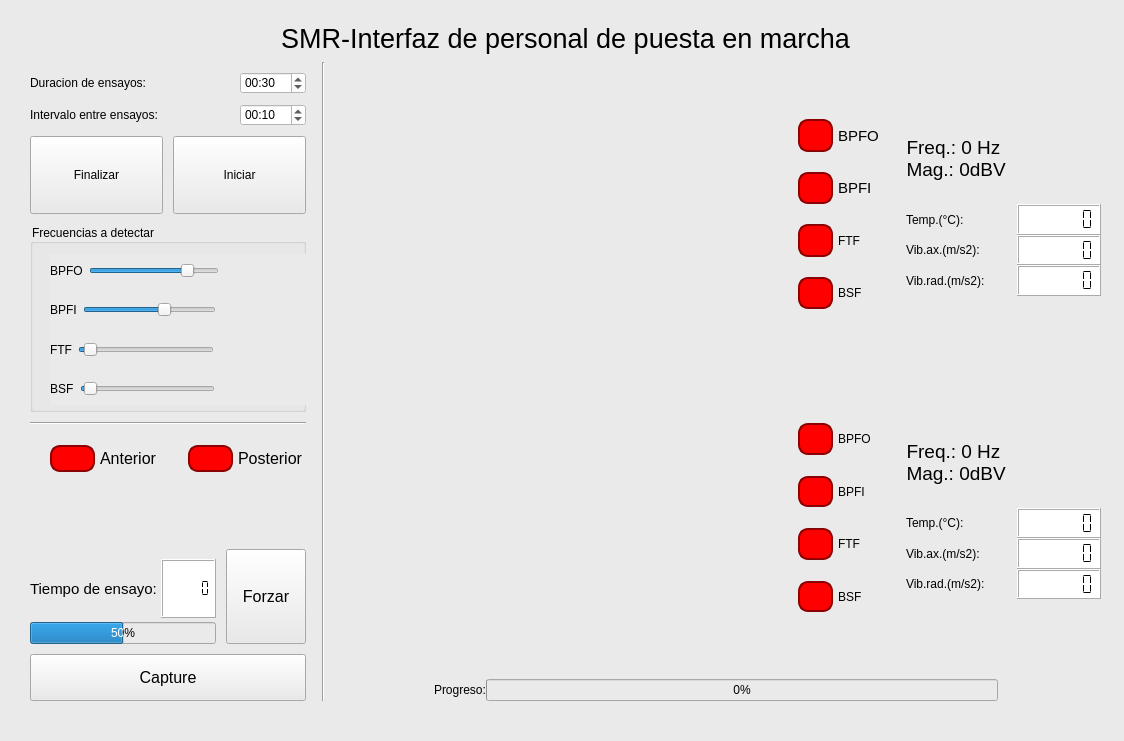
Qt form ProyectoSMR-Test/Interfaz_usuario_v2/menu_v2.ui (nvargas24/Sistema_medicion_de_rodamientos-SMR) before a commit.
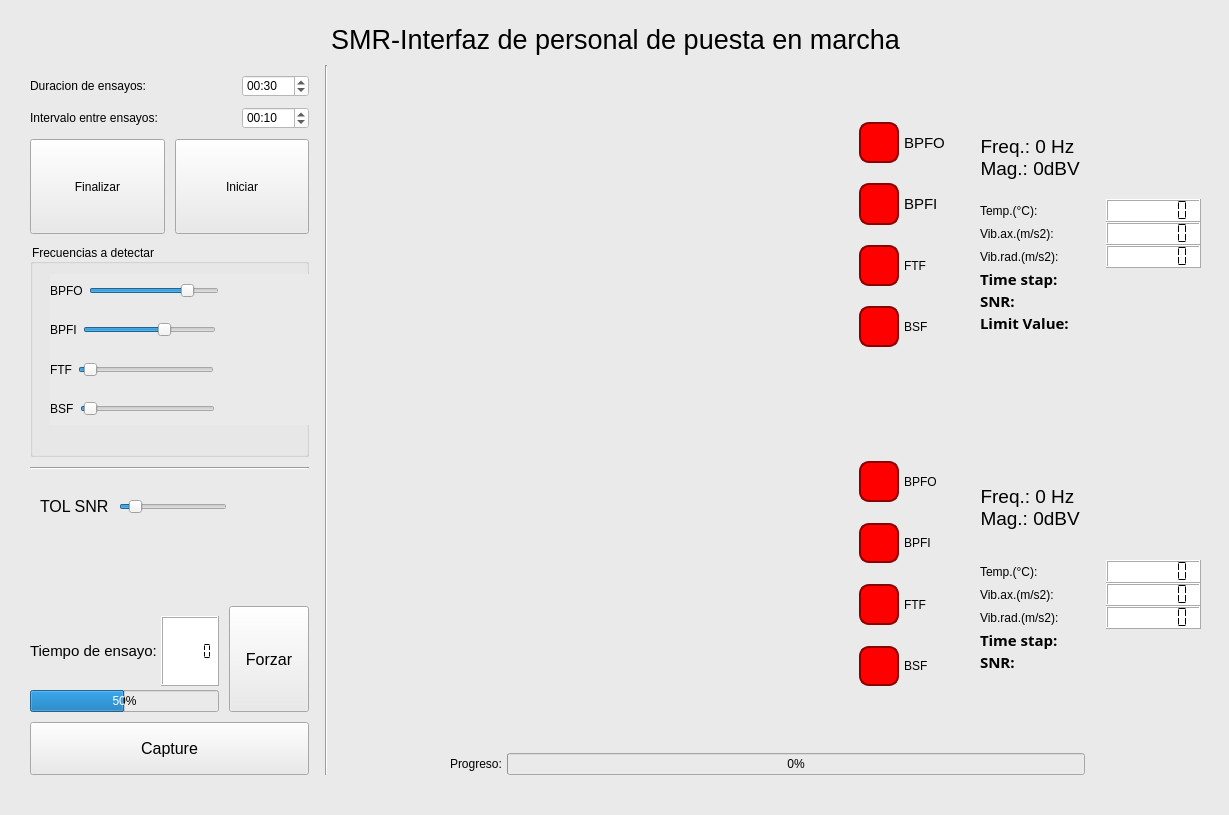
The same form after that commit.

Commit message: agrego labels snr para test

```diff
--- a/ProyectoSMR-Test/Interfaz_usuario_v2/menu_v2.ui
+++ b/ProyectoSMR-Test/Interfaz_usuario_v2/menu_v2.ui
@@ -6,8 +6,8 @@
    <rect>
     <x>0</x>
     <y>0</y>
-    <width>1124</width>
-    <height>741</height>
+    <width>1229</width>
+    <height>815</height>
    </rect>
   </property>
   <property name="windowTitle">
@@ -22,8 +22,8 @@
      <rect>
       <x>30</x>
       <y>20</y>
-      <width>1071</width>
-      <height>681</height>
+      <width>1171</width>
+      <height>755</height>
      </rect>
     </property>
     <layout class="QVBoxLayout" name="verticalLayout_9" stretch="1,18">
@@ -466,48 +466,7 @@
             <number>10</number>
            </property>
            <item>
-            <layout class="QHBoxLayout" name="status_anterior" stretch="2,3">
-             <property name="spacing">
-              <number>5</number>
-             </property>
-             <property name="leftMargin">
-              <number>10</number>
-             </property>
-             <property name="topMargin">
-              <number>10</number>
-             </property>
-             <property name="bottomMargin">
-              <number>10</number>
-             </property>
-             <item>
-              <widget class="QLabel" name="led_ant">
-               <property name="sizePolicy">
-                <sizepolicy hsizetype="Minimum" vsizetype="Preferred">
-                 <horstretch>0</horstretch>
-                 <verstretch>0</verstretch>
-                </sizepolicy>
-               </property>
-               <property name="styleSheet">
-                <string notr="true">QLabel#led_ant {
-    background-color: red;
-    border-radius: 10px;
-    border: 2px solid darkred;
-}</string>
-               </property>
-               <property name="text">
-                <string/>
-               </property>
-               <property name="scaledContents">
-                <bool>true</bool>
-               </property>
-               <property name="margin">
-                <number>0</number>
-               </property>
-               <property name="textInteractionFlags">
-                <set>Qt::TextSelectableByMouse</set>
-               </property>
-              </widget>
-             </item>
+            <layout class="QHBoxLayout" name="horizontalLayout_16" stretch="0,6,4">
              <item>
               <widget class="QLabel" name="label_16">
                <property name="font">
@@ -515,77 +474,40 @@
                  <pointsize>12</pointsize>
                 </font>
                </property>
-               <property name="layoutDirection">
-                <enum>Qt::RightToLeft</enum>
-               </property>
                <property name="text">
-                <string>Anterior</string>
-               </property>
-               <property name="alignment">
-                <set>Qt::AlignLeading|Qt::AlignLeft|Qt::AlignVCenter</set>
+                <string>TOL SNR</string>
                </property>
               </widget>
              </item>
-            </layout>
-           </item>
-           <item>
-            <layout class="QHBoxLayout" name="status_posterior" stretch="2,3">
-             <property name="spacing">
-              <number>5</number>
-             </property>
-             <property name="leftMargin">
-              <number>10</number>
-             </property>
-             <property name="topMargin">
-              <number>10</number>
-             </property>
-             <property name="rightMargin">
-              <number>0</number>
-             </property>
-             <property name="bottomMargin">
-              <number>10</number>
-             </property>
              <item>
-              <widget class="QLabel" name="led_pos">
-               <property name="sizePolicy">
-                <sizepolicy hsizetype="Minimum" vsizetype="Preferred">
-                 <horstretch>0</horstretch>
-                 <verstretch>0</verstretch>
-                </sizepolicy>
-               </property>
-               <property name="styleSheet">
-                <string notr="true">QLabel#led_pos {
-    background-color: red;
-    border-radius: 10px;
-    border: 2px solid darkred;
-}</string>
-               </property>
-               <property name="text">
-                <string/>
-               </property>
-               <property name="scaledContents">
-                <bool>true</bool>
-               </property>
-               <property name="margin">
+              <widget class="QSlider" name="slider_tol_snr">
+               <property name="minimum">
                 <number>0</number>
                </property>
-               <property name="textInteractionFlags">
-                <set>Qt::TextSelectableByMouse</set>
+               <property name="maximum">
+                <number>100</number>
+               </property>
+               <property name="singleStep">
+                <number>10</number>
+               </property>
+               <property name="pageStep">
+                <number>500</number>
+               </property>
+               <property name="value">
+                <number>10</number>
+               </property>
+               <property name="orientation">
+                <enum>Qt::Horizontal</enum>
+               </property>
+               <property name="tickInterval">
+                <number>10</number>
                </property>
               </widget>
              </item>
              <item>
-              <widget class="QLabel" name="label_17">
-               <property name="font">
-                <font>
-                 <pointsize>12</pointsize>
-                </font>
-               </property>
+              <widget class="QLabel" name="label_slider_tol_snr">
                <property name="text">
-                <string>Posterior</string>
-               </property>
-               <property name="alignment">
-                <set>Qt::AlignLeading|Qt::AlignLeft|Qt::AlignVCenter</set>
+                <string/>
                </property>
               </widget>
              </item>
@@ -1124,6 +1046,120 @@
                  </item>
                 </layout>
                </item>
+               <item>
+                <layout class="QHBoxLayout" name="horizontalLayout_27" stretch="8,6">
+                 <property name="leftMargin">
+                  <number>10</number>
+                 </property>
+                 <item>
+                  <widget class="QLabel" name="label_32">
+                   <property name="font">
+                    <font>
+                     <family>Segoe UI Semibold</family>
+                     <pointsize>11</pointsize>
+                     <weight>75</weight>
+                     <bold>true</bold>
+                    </font>
+                   </property>
+                   <property name="text">
+                    <string>Time stap:</string>
+                   </property>
+                  </widget>
+                 </item>
+                 <item>
+                  <widget class="QLabel" name="label_time_stap_ant">
+                   <property name="font">
+                    <font>
+                     <family>Segoe UI Semibold</family>
+                     <pointsize>11</pointsize>
+                     <weight>75</weight>
+                     <bold>true</bold>
+                    </font>
+                   </property>
+                   <property name="text">
+                    <string/>
+                   </property>
+                   <property name="alignment">
+                    <set>Qt::AlignCenter</set>
+                   </property>
+                  </widget>
+                 </item>
+                </layout>
+               </item>
+               <item>
+                <layout class="QHBoxLayout" name="horizontalLayout_28" stretch="8,6">
+                 <property name="leftMargin">
+                  <number>10</number>
+                 </property>
+                 <item>
+                  <widget class="QLabel" name="label_33">
+                   <property name="font">
+                    <font>
+                     <family>Segoe UI Semibold</family>
+                     <pointsize>11</pointsize>
+                     <weight>75</weight>
+                     <bold>true</bold>
+                    </font>
+                   </property>
+                   <property name="text">
+                    <string>SNR:</string>
+                   </property>
+                  </widget>
+                 </item>
+                 <item>
+                  <widget class="QLabel" name="label_snr_ant">
+                   <property name="font">
+                    <font>
+                     <family>Segoe UI Semibold</family>
+                     <pointsize>11</pointsize>
+                     <weight>75</weight>
+                     <bold>true</bold>
+                    </font>
+                   </property>
+                   <property name="text">
+                    <string/>
+                   </property>
+                  </widget>
+                 </item>
+                </layout>
+               </item>
+               <item>
+                <layout class="QHBoxLayout" name="horizontalLayout_30" stretch="8,6">
+                 <property name="leftMargin">
+                  <number>10</number>
+                 </property>
+                 <item>
+                  <widget class="QLabel" name="label_35">
+                   <property name="font">
+                    <font>
+                     <family>Segoe UI Semibold</family>
+                     <pointsize>11</pointsize>
+                     <weight>75</weight>
+                     <bold>true</bold>
+                    </font>
+                   </property>
+                   <property name="text">
+                    <string>Limit Value:</string>
+                   </property>
+                  </widget>
+                 </item>
+                 <item>
+                  <widget class="QLabel" name="label_snr_ant_2">
+                   <property name="font">
+                    <font>
+                     <family>Segoe UI Semibold</family>
+                     <pointsize>11</pointsize>
+                     <weight>75</weight>
+                     <bold>true</bold>
+                    </font>
+                   </property>
+                   <property name="text">
+                    <string/>
+                   </property>
+                  </widget>
+                 </item>
+                </layout>
+               </item>
               </layout>
              </item>
             </layout>
@@ -1517,6 +1553,86 @@
                  </item>
                 </layout>
                </item>
+               <item>
+                <layout class="QHBoxLayout" name="horizontalLayout_26" stretch="8,6">
+                 <property name="leftMargin">
+                  <number>10</number>
+                 </property>
+                 <item>
+                  <widget class="QLabel" name="label_31">
+                   <property name="font">
+                    <font>
+                     <family>Segoe UI Semibold</family>
+                     <pointsize>11</pointsize>
+                     <weight>75</weight>
+                     <bold>true</bold>
+                    </font>
+                   </property>
+                   <property name="text">
+                    <string>Time stap:</string>
+                   </property>
+                  </widget>
+                 </item>
+                 <item>
+                  <widget class="QLabel" name="label_time_stap_pos">
+                   <property name="font">
+                    <font>
+                     <family>Segoe UI Semibold</family>
+                     <pointsize>11</pointsize>
+                     <weight>75</weight>
+                     <bold>true</bold>
+                    </font>
+                   </property>
+                   <property name="layoutDirection">
+                    <enum>Qt::LeftToRight</enum>
+                   </property>
+                   <property name="text">
+                    <string/>
+                   </property>
+                   <property name="alignment">
+                    <set>Qt::AlignCenter</set>
+                   </property>
+                  </widget>
+                 </item>
+                </layout>
+               </item>
+               <item>
+                <layout class="QHBoxLayout" name="horizontalLayout_29" stretch="8,6">
+                 <property name="leftMargin">
+                  <number>10</number>
+                 </property>
+                 <item>
+                  <widget class="QLabel" name="label_34">
+                   <property name="font">
+                    <font>
+                     <family>Segoe UI Semibold</family>
+                     <pointsize>11</pointsize>
+                     <weight>75</weight>
+                     <bold>true</bold>
+                    </font>
+                   </property>
+                   <property name="text">
+                    <string>SNR:</string>
+                   </property>
+                  </widget>
+                 </item>
+                 <item>
+                  <widget class="QLabel" name="label_snr_pos">
+                   <property name="font">
+                    <font>
+                     <family>Segoe UI Semibold</family>
+                     <pointsize>11</pointsize>
+                     <weight>75</weight>
+                     <bold>true</bold>
+                    </font>
+                   </property>
+                   <property name="text">
+                    <string/>
+                   </property>
+                  </widget>
+                 </item>
+                </layout>
+               </item>
               </layout>
              </item>
             </layout>
```
